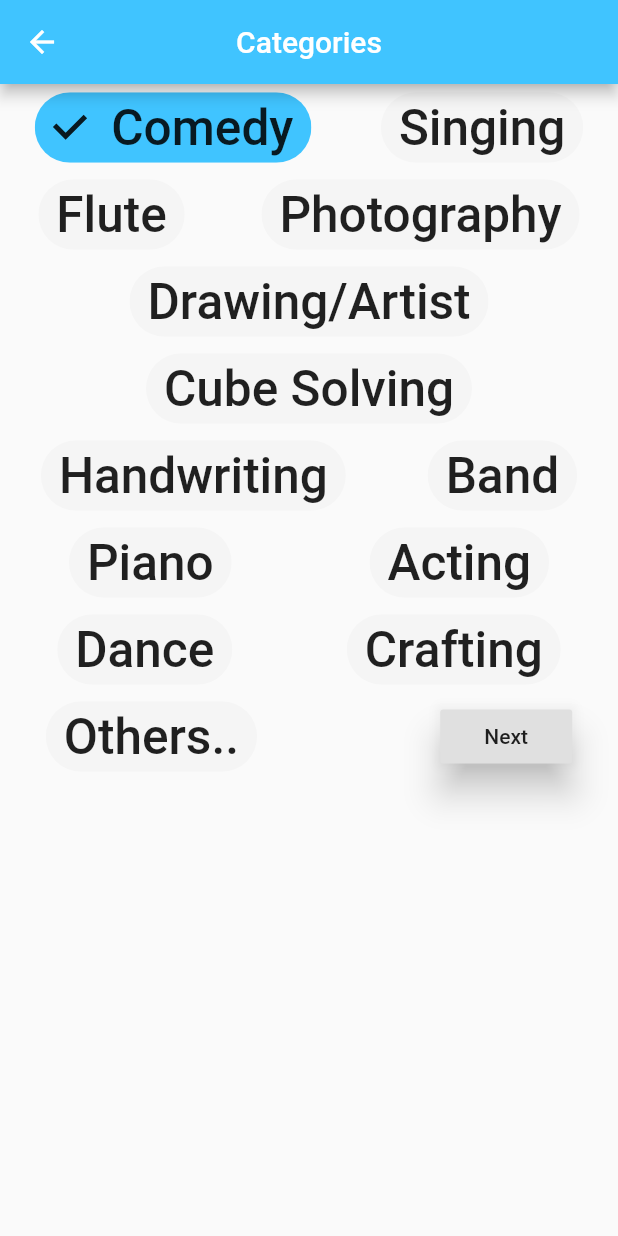
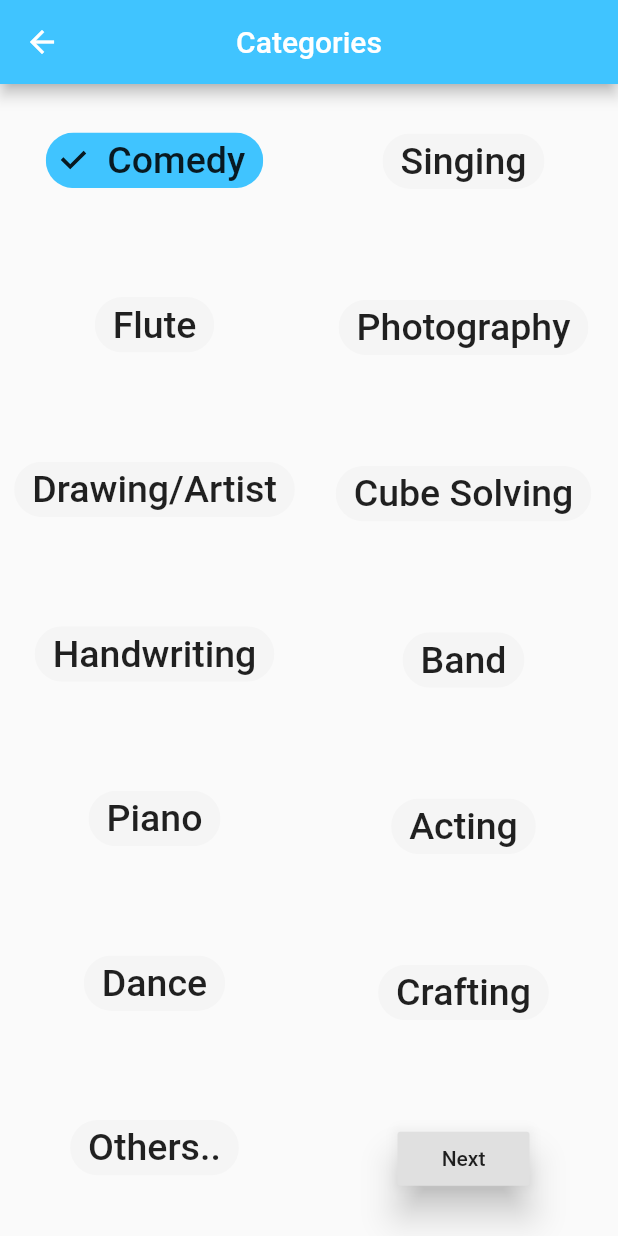
Before and after one commit to The-virgo-noid/talenthunt, a Flutter app: the Categories screen opened directly, after a tap on "Comedy", on a phone screen of 412 x 824 dp. Run offline on Flutter 3.47's test engine with Material 2 defaults, Android fonts, the phone set to English and light mode, and no system bars; our stand-ins replace curved_navigation_bar, flutter_speed_dial, fluttertoast, font_awesome_flutter, image_cropper, image_picker and 2 more.

Commit message:
adjusted items in categories

```diff
--- a/lib/HomePage.dart
+++ b/lib/HomePage.dart
@@ -34,14 +34,14 @@ class _MyHomePageState extends State<MyHomePage> {
     super.dispose();
   }
 
-
   // int _page = 0;
   // GlobalKey _bottomNavigationKey = GlobalKey();
 
   @override
   Widget build(BuildContext context) {
-    return Theme(data: darkTheme ? ThemeData.dark() : ThemeData.light(),
-      child :Scaffold(
+    return Theme(
+      data: darkTheme ? ThemeData.dark() : ThemeData.light(),
+      child: Scaffold(
         drawer: Drawer(
             child: Column(children: <Widget>[
           new UserAccountsDrawerHeader(
@@ -60,7 +60,7 @@ class _MyHomePageState extends State<MyHomePage> {
             ),
           )
         ])),
-        body:SizedBox.expand(
+        body: SizedBox.expand(
           child: PageView(
             controller: _pageController,
             onPageChanged: (index) {
@@ -75,11 +75,10 @@ class _MyHomePageState extends State<MyHomePage> {
             ],
           ),
         ),
-
         bottomNavigationBar: CurvedNavigationBar(
           // key: _bottomNavigationKey,
           index: 0,
-          height: 50.0,
+          height: 50,
           items: <Widget>[
             Icon(Icons.home, size: 30),
             Icon(Icons.search, size: 30),
@@ -97,17 +96,13 @@ class _MyHomePageState extends State<MyHomePage> {
             //setState(() => _currentIndex = index);
             _pageController.jumpToPage(index);
           },
-
         ),
-
-
       ),
     );
   }
 }
 
 // old nav bar......//
-
 
 //  class MyHomePage extends StatefulWidget {
 //    @override
--- a/lib/drawer_pages/categories.dart
+++ b/lib/drawer_pages/categories.dart
@@ -9,14 +9,13 @@ class Categories extends StatefulWidget {
   final String title;
 
   bool isDeleted = true;
-  bool isSelected  = false;
+  bool isSelected = false;
 
   @override
   _CategoriesState createState() => _CategoriesState();
 }
 
 class _CategoriesState extends State<Categories> {
-
   int _value0 = 1;
   int _value1 = 1;
   int _value2 = 1;
@@ -28,13 +27,12 @@ class _CategoriesState extends State<Categories> {
   int _value8 = 1;
   int _value9 = 1;
   int _value10 = 1;
-  int _value11= 1;
+  int _value11 = 1;
   int _value12 = 1;
   //int _value13 = 1;
 
-  var textStyle = TextStyle(fontSize: 33);
-  var textStyle1 = TextStyle(fontSize: 33);
-
+  var textStyle = TextStyle(fontSize: 25);
+  var textStyle1 = TextStyle(fontSize: 25);
 
   @override
   Widget build(BuildContext context) {
@@ -44,215 +42,373 @@ class _CategoriesState extends State<Categories> {
         centerTitle: true,
         backgroundColor: Colors.lightBlueAccent,
       ),
-      body: Column(
-        children: <Widget>[
-          SizedBox(height: 5.0,),
-          Row(
-            mainAxisAlignment: MainAxisAlignment.spaceAround,
-            children: <Widget>[
-              FilterChip(
-                pressElevation: 0.0,
-                selectedColor: Colors.lightBlueAccent,
-                backgroundColor: Colors.grey[100],
-                label: Text("Comedy",style: textStyle,),
-                selected: _value0 == 0,
-                onSelected: (bool selected) {
-                  setState(() {
-                    _value0 = selected ? 0 : null;
-                  });
-                },
-              ),
-              FilterChip(
-                pressElevation: 0.0,
-                selectedColor: Colors.greenAccent,
-                backgroundColor: Colors.grey[100],
-                label: Text("Singing",style: textStyle,),
-                selected: _value1 == 0,
-                onSelected: (bool selected) {
-                  setState(() {
-                    _value1 = selected ? 0 : null;
-                  });
-                },
-              ),
-            ],),
-          SizedBox(height: 10.0,),
-          Row(
-            mainAxisAlignment: MainAxisAlignment.spaceAround,
-            children: <Widget>[
-              FilterChip(
-                pressElevation: 0.0,
-                selectedColor: Colors.yellowAccent,
-                backgroundColor: Colors.grey[100],
-                label: Text("Flute",style: textStyle,),
-                selected: _value2 == 0,
-                onSelected: (bool selected) {
-                  setState(() {
-                    _value2 = selected ? 0 : null;
-                  });
-                },
-              ),
-              FilterChip(
-                pressElevation: 0.0,
-                selectedColor: Colors.pinkAccent,
-                backgroundColor: Colors.grey[100],
-                label: Text("Photography",style: textStyle,),
-                selected: _value3 == 0,
-                onSelected: (bool selected) {
-                  setState(() {
-                    _value3 = selected ? 0 : null;
-                  });
-                },
-              ),
-            ],),
-          SizedBox(height: 10.0,),
-          Row(
-            mainAxisAlignment: MainAxisAlignment.spaceAround,
-            children: <Widget>[
-              FilterChip(
-                pressElevation: 0.0,
-                selectedColor: Colors.orangeAccent,
-                backgroundColor: Colors.grey[100],
-                label: Text("Drawing/Artist",style: textStyle1,),
-                selected: _value4 == 0,
-                onSelected: (bool selected) {
-                  setState(() {
-                    _value4 = selected ? 0 : null;
-                  });
-                },
-              ),
-            ],),
-          SizedBox(height: 10.0,),
-          Row(
-            mainAxisAlignment: MainAxisAlignment.spaceAround,
-            children: <Widget>[
-              FilterChip(
-                pressElevation: 0.0,
-                selectedColor: Colors.lightGreen,
-                backgroundColor: Colors.grey[100],
-                label: Text("Cube Solving",style: textStyle1,),
-                selected: _value5 == 0,
-                onSelected: (bool selected) {
-                  setState(() {
-                    _value5 = selected ? 0 : null;
-                  });
-                },
-              ),
-            ],),
-          SizedBox(height: 10.0,),
-          Row(
-            mainAxisAlignment: MainAxisAlignment.spaceAround,
-            children: <Widget>[
-              FilterChip(
-                pressElevation: 0.0,
-                selectedColor: Colors.purpleAccent,
-                backgroundColor: Colors.grey[100],
-                label: Text("Handwriting",style: textStyle,),
-                selected: _value6 == 0,
-                onSelected: (bool selected) {
-                  setState(() {
-                    _value6 = selected ? 0 : null;
-                  });
-                },
-              ),
-              FilterChip(
-                pressElevation: 0.0,
-                selectedColor: Colors.deepPurpleAccent,
-                backgroundColor: Colors.grey[100],
-                label: Text("Band",style: textStyle,),
-                selected: _value7 == 0,
-                onSelected: (bool selected) {
-                  setState(() {
-                    _value7 = selected ? 0 : null;
-                  });
-                },
-              ),
-            ],),
-          SizedBox(height: 10.0,),
-          Row(
-            mainAxisAlignment: MainAxisAlignment.spaceAround,
-            children: <Widget>[
-              FilterChip(
-                pressElevation: 0.0,
-                selectedColor: Colors.cyanAccent,
-                backgroundColor: Colors.grey[100],
-                label: Text("Piano",style: textStyle,),
-                selected: _value8 == 0,
-                onSelected: (bool selected) {
-                  setState(() {
-                    _value8 = selected ? 0 : null;
-                  });
-                },
-              ),
-              FilterChip(
-                pressElevation: 0.0,
-                selectedColor: Colors.redAccent,
-                backgroundColor: Colors.grey[100],
-                label: Text("Acting",style: textStyle,),
-                selected: _value9 == 0,
-                onSelected: (bool selected) {
-                  setState(() {
-                    _value9 = selected ? 0 : null;
-                  });
-                },
-              ),
-            ],),
-          SizedBox(height: 10.0,),
-          Row(
-            mainAxisAlignment: MainAxisAlignment.spaceAround,
-            children: <Widget>[
-              FilterChip(
-                pressElevation: 0.0,
-                selectedColor: Colors.lightGreenAccent,
-                backgroundColor: Colors.grey[100],
-                label: Text("Dance",style: textStyle,),
-                selected: _value10 == 0,
-                onSelected: (bool selected) {
-                  setState(() {
-                    _value10 = selected ? 0 : null;
-                  });
-                },
-              ),
-              FilterChip(
-                pressElevation: 0.0,
-                selectedColor: Colors.grey,
-                backgroundColor: Colors.grey[100],
-                label: Text("Crafting",style: textStyle,),
-                selected: _value11 == 0,
-                onSelected: (bool selected) {
-                  setState(() {
-                    _value11 = selected ? 0 : null;
-                  });
-                },
-              ),
-            ],),
-          SizedBox(height: 10.0,),
-          Row(
-            mainAxisAlignment: MainAxisAlignment.spaceAround,
-            children: <Widget>[
-              FilterChip(
-                pressElevation: 0.0,
-                selectedColor: Colors.deepOrange,
-                backgroundColor: Colors.grey[100],
-                label: Text("Others..",style: textStyle,),
-                selected: _value12 == 0,
-                onSelected: (bool selected) {
-                  setState(() {
-                    _value12 = selected ? 0 : null;
-                  });
-                },
-              ),
-              Divider(height: 20.0,
-                  color: Colors.white),
-              RaisedButton(child: Text("Next"),
+      body: Row(
+        mainAxisAlignment: MainAxisAlignment.spaceAround,
+        children: [
+          Expanded(
+            child: Column(
+              mainAxisAlignment: MainAxisAlignment.spaceAround,
+              children: [
+                customFilterChipWidget("Comedy", 0, _value0),
+                customFilterChipWidget("Flute", 1, _value1),
+                customFilterChipWidget("Drawing/Artist", 2, _value2),
+                customFilterChipWidget("Handwriting", 3, _value3),
+                customFilterChipWidget("Piano", 4, _value4),
+                customFilterChipWidget("Dance", 5, _value5),
+                customFilterChipWidget("Others..", 12, _value12),
+              ],
+            ),
+          ),
+          Expanded(
+            child: Column(
+              mainAxisAlignment: MainAxisAlignment.spaceAround,
+              children: [
+                customFilterChipWidget("Singing", 6, _value6),
+                customFilterChipWidget("Photography", 7, _value7),
+                customFilterChipWidget("Cube Solving", 8, _value8),
+                customFilterChipWidget("Band", 9, _value9),
+                customFilterChipWidget("Acting", 10, _value10),
+                customFilterChipWidget("Crafting", 11, _value11),
+                RaisedButton(
+                  child: Text("Next"),
                   onPressed: () {
-                    Navigator.push(
-                        context, MaterialPageRoute(builder: (context) => Talents()));
+                    Navigator.push(context,
+                        MaterialPageRoute(builder: (context) => Talents()));
                   },
                   padding: EdgeInsets.all(10),
+                  elevation: 10,
+                ),
+              ],
+            ),
+          )
+        ],
+      ),
+    );
+  }
 
-                  elevation:10 ,),
-            ],),
-        ],),
+  void onSelected(bool isSelected, int index) {
+    switch (index) {
+      case 0:
+        _value0 = isSelected ? 0 : null;
+        break;
+      case 1:
+        _value1 = isSelected ? 0 : null;
+        break;
+      case 2:
+        _value2 = isSelected ? 0 : null;
+        break;
+      case 3:
+        _value3 = isSelected ? 0 : null;
+        break;
+      case 4:
+        _value4 = isSelected ? 0 : null;
+        break;
+      case 5:
+        _value5 = isSelected ? 0 : null;
+        break;
+      case 6:
+        _value6 = isSelected ? 0 : null;
+        break;
+      case 7:
+        _value7 = isSelected ? 0 : null;
+        break;
+      case 8:
+        _value8 = isSelected ? 0 : null;
+        break;
+      case 9:
+        _value9 = isSelected ? 0 : null;
+        break;
+      case 10:
+        _value10 = isSelected ? 0 : null;
+        break;
+      case 11:
+        _value11 = isSelected ? 0 : null;
+        break;
+      case 12:
+        _value12 = isSelected ? 0 : null;
+        break;
+    }
+    setState(() {});
+  }
+
+  Widget customFilterChipWidget(String title, int index, int value) {
+    return Padding(
+      padding: const EdgeInsets.only(bottom: 8.0),
+      child: FilterChip(
+        pressElevation: 0.0,
+        selectedColor: Colors.lightBlueAccent,
+        backgroundColor: Colors.grey[100],
+        label: Text(
+          title,
+          style: textStyle,
+        ),
+        selected: value == 0,
+        onSelected: (bool selected) {
+          onSelected(selected, index);
+        },
+      ),
     );
   }
 }
+
+// Row(
+//             mainAxisAlignment: MainAxisAlignment.spaceAround,
+//             children: <Widget>[
+//               FilterChip(
+//                 pressElevation: 0.0,
+//                 selectedColor: Colors.lightBlueAccent,
+//                 backgroundColor: Colors.grey[100],
+//                 label: Text(
+//                   "Comedy",
+//                   style: textStyle,
+//                 ),
+//                 selected: _value0 == 0,
+//                 onSelected: (bool selected) {
+//                   setState(() {
+//                     _value0 = selected ? 0 : null;
+//                   });
+//                 },
+//               ),
+//               FilterChip(
+//                 pressElevation: 0.0,
+//                 selectedColor: Colors.greenAccent,
+//                 backgroundColor: Colors.grey[100],
+//                 label: Text(
+//                   "Singing",
+//                   style: textStyle,
+//                 ),
+//                 selected: _value1 == 0,
+//                 onSelected: (bool selected) {
+//                   setState(() {
+//                     _value1 = selected ? 0 : null;
+//                   });
+//                 },
+//               ),
+//             ],
+//           ),
+//           SizedBox(
+//             height: 10.0,
+//           ),
+//           Row(
+//             mainAxisAlignment: MainAxisAlignment.spaceAround,
+//             children: <Widget>[
+//               FilterChip(
+//                 pressElevation: 0.0,
+//                 selectedColor: Colors.yellowAccent,
+//                 backgroundColor: Colors.grey[100],
+//                 label: Text(
+//                   "Flute",
+//                   style: textStyle,
+//                 ),
+//                 selected: _value2 == 0,
+//                 onSelected: (bool selected) {
+//                   setState(() {
+//                     _value2 = selected ? 0 : null;
+//                   });
+//                 },
+//               ),
+//               FilterChip(
+//                 pressElevation: 0.0,
+//                 selectedColor: Colors.pinkAccent,
+//                 backgroundColor: Colors.grey[100],
+//                 label: Text(
+//                   "Photography",
+//                   style: textStyle,
+//                 ),
+//                 selected: _value3 == 0,
+//                 onSelected: (bool selected) {
+//                   setState(() {
+//                     _value3 = selected ? 0 : null;
+//                   });
+//                 },
+//               ),
+//             ],
+//           ),
+//           SizedBox(
+//             height: 10.0,
+//           ),
+//           Row(
+//             mainAxisAlignment: MainAxisAlignment.spaceAround,
+//             children: <Widget>[
+//               FilterChip(
+//                 pressElevation: 0.0,
+//                 selectedColor: Colors.orangeAccent,
+//                 backgroundColor: Colors.grey[100],
+//                 label: Text(
+//                   "Drawing/Artist",
+//                   style: textStyle1,
+//                 ),
+//                 selected: _value4 == 0,
+//                 onSelected: (bool selected) {
+//                   setState(() {
+//                     _value4 = selected ? 0 : null;
+//                   });
+//                 },
+//               ),
+//               FilterChip(
+//                 pressElevation: 0.0,
+//                 selectedColor: Colors.lightGreen,
+//                 backgroundColor: Colors.grey[100],
+//                 label: Text(
+//                   "Cube Solving",
+//                   style: textStyle1,
+//                 ),
+//                 selected: _value5 == 0,
+//                 onSelected: (bool selected) {
+//                   setState(() {
+//                     _value5 = selected ? 0 : null;
+//                   });
+//                 },
+//               ),
+//             ],
+//           ),
+//           SizedBox(
+//             height: 10.0,
+//           ),
+//           SizedBox(
+//             height: 10.0,
+//           ),
+//           Row(
+//             mainAxisAlignment: MainAxisAlignment.spaceAround,
+//             children: <Widget>[
+//               FilterChip(
+//                 pressElevation: 0.0,
+//                 selectedColor: Colors.purpleAccent,
+//                 backgroundColor: Colors.grey[100],
+//                 label: Text(
+//                   "Handwriting",
+//                   style: textStyle,
+//                 ),
+//                 selected: _value6 == 0,
+//                 onSelected: (bool selected) {
+//                   setState(() {
+//                     _value6 = selected ? 0 : null;
+//                   });
+//                 },
+//               ),
+//               FilterChip(
+//                 pressElevation: 0.0,
+//                 selectedColor: Colors.deepPurpleAccent,
+//                 backgroundColor: Colors.grey[100],
+//                 label: Text(
+//                   "Band",
+//                   style: textStyle,
+//                 ),
+//                 selected: _value7 == 0,
+//                 onSelected: (bool selected) {
+//                   setState(() {
+//                     _value7 = selected ? 0 : null;
+//                   });
+//                 },
+//               ),
+//             ],
+//           ),
+//           SizedBox(
+//             height: 10.0,
+//           ),
+//           Row(
+//             mainAxisAlignment: MainAxisAlignment.spaceAround,
+//             children: <Widget>[
+//               FilterChip(
+//                 pressElevation: 0.0,
+//                 selectedColor: Colors.cyanAccent,
+//                 backgroundColor: Colors.grey[100],
+//                 label: Text(
+//                   "Piano",
+//                   style: textStyle,
+//                 ),
+//                 selected: _value8 == 0,
+//                 onSelected: (bool selected) {
+//                   setState(() {
+//                     _value8 = selected ? 0 : null;
+//                   });
+//                 },
+//               ),
+//               FilterChip(
+//                 pressElevation: 0.0,
+//                 selectedColor: Colors.redAccent,
+//                 backgroundColor: Colors.grey[100],
+//                 label: Text(
+//                   "Acting",
+//                   style: textStyle,
+//                 ),
+//                 selected: _value9 == 0,
+//                 onSelected: (bool selected) {
+//                   setState(() {
+//                     _value9 = selected ? 0 : null;
+//                   });
+//                 },
+//               ),
+//             ],
+//           ),
+//           SizedBox(
+//             height: 10.0,
+//           ),
+//           Row(
+//             mainAxisAlignment: MainAxisAlignment.spaceAround,
+//             children: <Widget>[
+//               FilterChip(
+//                 pressElevation: 0.0,
+//                 selectedColor: Colors.lightGreenAccent,
+//                 backgroundColor: Colors.grey[100],
+//                 label: Text(
+//                   "Dance",
+//                   style: textStyle,
+//                 ),
+//                 selected: _value10 == 0,
+//                 onSelected: (bool selected) {
+//                   setState(() {
+//                     _value10 = selected ? 0 : null;
+//                   });
+//                 },
+//               ),
+//               FilterChip(
+//                 pressElevation: 0.0,
+//                 selectedColor: Colors.grey,
+//                 backgroundColor: Colors.grey[100],
+//                 label: Text(
+//                   "Crafting",
+//                   style: textStyle,
+//                 ),
+//                 selected: _value11 == 0,
+//                 onSelected: (bool selected) {
+//                   setState(() {
+//                     _value11 = selected ? 0 : null;
+//                   });
+//                 },
+//               ),
+//             ],
+//           ),
+//           SizedBox(
+//             height: 10.0,
+//           ),
+//           Row(
+//             mainAxisAlignment: MainAxisAlignment.spaceAround,
+//             children: <Widget>[
+//               FilterChip(
+//                 pressElevation: 0.0,
+//                 selectedColor: Colors.deepOrange,
+//                 backgroundColor: Colors.grey[100],
+//                 label: Text(
+//                   "Others..",
+//                   style: textStyle,
+//                 ),
+//                 selected: _value12 == 0,
+//                 onSelected: (bool selected) {
+//                   setState(() {
+//                     _value12 = selected ? 0 : null;
+//                   });
+//                 },
+//               ),
+//               Divider(height: 20.0, color: Colors.white),
+//               RaisedButton(
+//                 child: Text("Next"),
+//                 onPressed: () {
+//                   Navigator.push(context,
+//                       MaterialPageRoute(builder: (context) => Talents()));
+//                 },
+//                 padding: EdgeInsets.all(10),
+//                 elevation: 10,
+//               ),
+//             ],
+//           ),
--- a/lib/drawer_pages/profile.dart
+++ b/lib/drawer_pages/profile.dart
@@ -63,7 +63,8 @@ class _ProfileState extends State<Profile> {
                         profileData = await Navigator.push(
                             context,
                             new MaterialPageRoute(
-                                builder: (context) => EditScreen(profileData)));
+                                builder: (context) =>
+                                    EditScreen(profileData: profileData)));
                         setState(() {});
                       },
                       child: FaIcon(
--- a/lib/widgets/EditScreen.dart
+++ b/lib/widgets/EditScreen.dart
@@ -56,7 +56,7 @@ showDialogBox(BuildContext context, Map profileData) {
 
 class EditScreen extends StatelessWidget {
   final Map profileData;
-  EditScreen(this.profileData);
+  EditScreen({this.profileData});
 
   final List<String> settings = ['Privacy', 'Security'];
 
@@ -104,6 +104,7 @@ class EditScreen extends StatelessWidget {
             Container(
               margin: EdgeInsets.fromLTRB(25, 10, 0, 0),
               child: FloatingActionButton(
+                heroTag: "btn1",
                 child: Icon(
                   FontAwesomeIcons.powerOff,
                   size: 20,
@@ -115,6 +116,7 @@ class EditScreen extends StatelessWidget {
               ),
             ),
             FloatingActionButton(
+              heroTag: "btn2",
               child: Icon(Icons.add),
               onPressed: () async {
                 Fluttertoast.showToast(msg: "Saving Profile....");
--- a/pubspec.yaml
+++ b/pubspec.yaml
@@ -24,12 +24,6 @@ dependencies:
   path_provider: 1.6.11
   repository: 2.0.0
   image_cropper: 1.2.3
-
-
-
-
-
-
   geocoder: 0.2.1
   location: 3.0.2
   uuid: 2.0.4
```
Also changed, not shown: pubspec.lock. Lines whose indentation alone changed are shown as unchanged.
